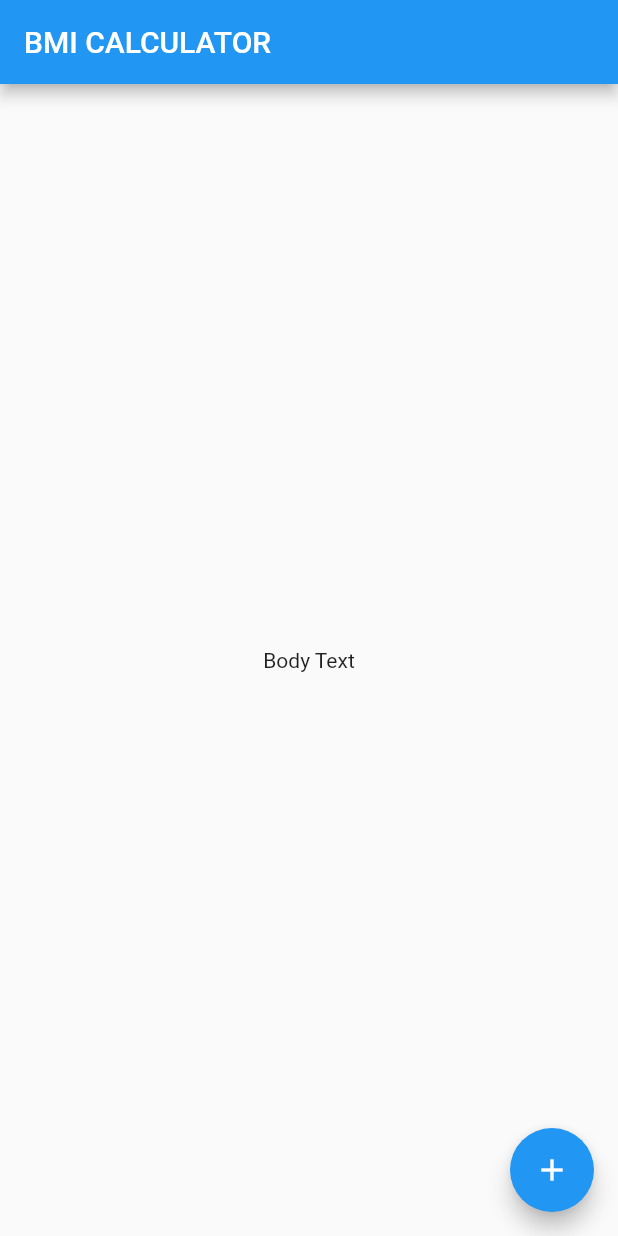
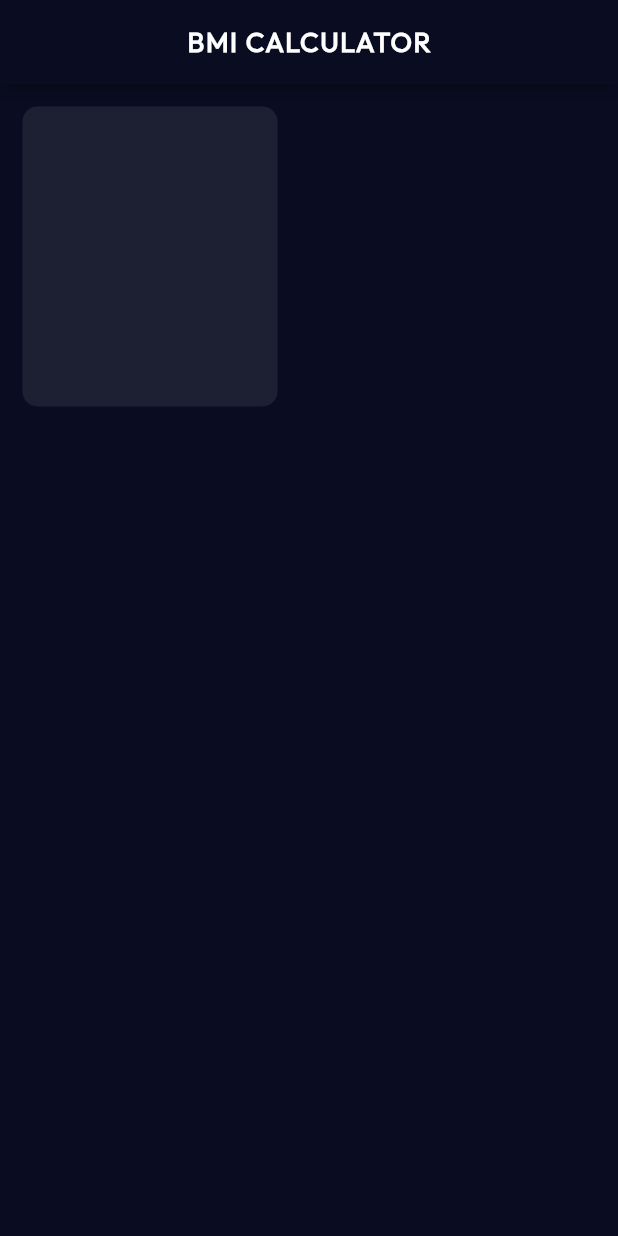
Before and after one commit to Jasil-kk/bmi_calculator, a Flutter app: the screen it shows after launch, on a phone screen of 412 x 824 dp. Run offline on Flutter 3.47's test engine with Material 2 defaults, Android fonts, the phone set to English and light mode, and no system bars.

Commit message:
added some changes

```diff
--- /dev/null
+++ b/lib/input_page.dart
@@ -0,0 +1,23 @@
+import 'package:flutter/material.dart';
+
+class InputPage extends StatefulWidget {
+  @override
+  _InputPageState createState() => _InputPageState();
+}
+
+class _InputPageState extends State<InputPage> {
+  @override
+  Widget build(BuildContext context) {
+    return Scaffold(
+      appBar: AppBar(
+        title: Center(child: Text('BMI CALCULATOR',style: TextStyle(fontSize: 18.0),)),
+      ),
+      body: Container(
+        width: 170.0,
+        height: 200.0,
+        margin: EdgeInsets.all(15.0),
+        decoration: BoxDecoration(color: Color(0xFF1D1F33),borderRadius: BorderRadius.circular(10.0)),
+      )
+    );
+  }
+}
--- a/lib/main.dart
+++ b/lib/main.dart
@@ -1,4 +1,5 @@
 import 'package:flutter/material.dart';
+import 'input_page.dart';
 
 void main() => runApp(BMICalculator());
 
@@ -7,30 +8,15 @@ class BMICalculator extends StatelessWidget {
   Widget build(BuildContext context) {
     return MaterialApp(
       debugShowCheckedModeBanner: false,
+      theme: ThemeData.dark().copyWith(
+        textTheme: TextTheme(bodyText1: TextStyle(fontFamily: 'Outfit'),bodyText2: TextStyle(fontFamily: 'Outfit')),
+        appBarTheme: AppBarTheme(
+          titleTextStyle: TextStyle(fontFamily: 'Outfit',fontWeight: FontWeight.w600,letterSpacing: 1.0),
+          backgroundColor: Color(0xFF0A0D22),
+        ),
+        scaffoldBackgroundColor: Color(0xFF0A0D22),
+      ),
       home: InputPage(),
     );
   }
 }
-
-class InputPage extends StatefulWidget {
-  @override
-  _InputPageState createState() => _InputPageState();
-}
-
-class _InputPageState extends State<InputPage> {
-  @override
-  Widget build(BuildContext context) {
-    return Scaffold(
-      appBar: AppBar(
-        title: Text('BMI CALCULATOR'),
-      ),
-      body: Center(
-        child: Text('Body Text'),
-      ),
-      floatingActionButton: FloatingActionButton(
-        onPressed: () {  },
-        child: Icon(Icons.add),
-      ),
-    );
-  }
-}
```
Also changed, not shown: pubspec.yaml (+6 -57 lines), fonts/Outfit-Regular.ttf (added).
